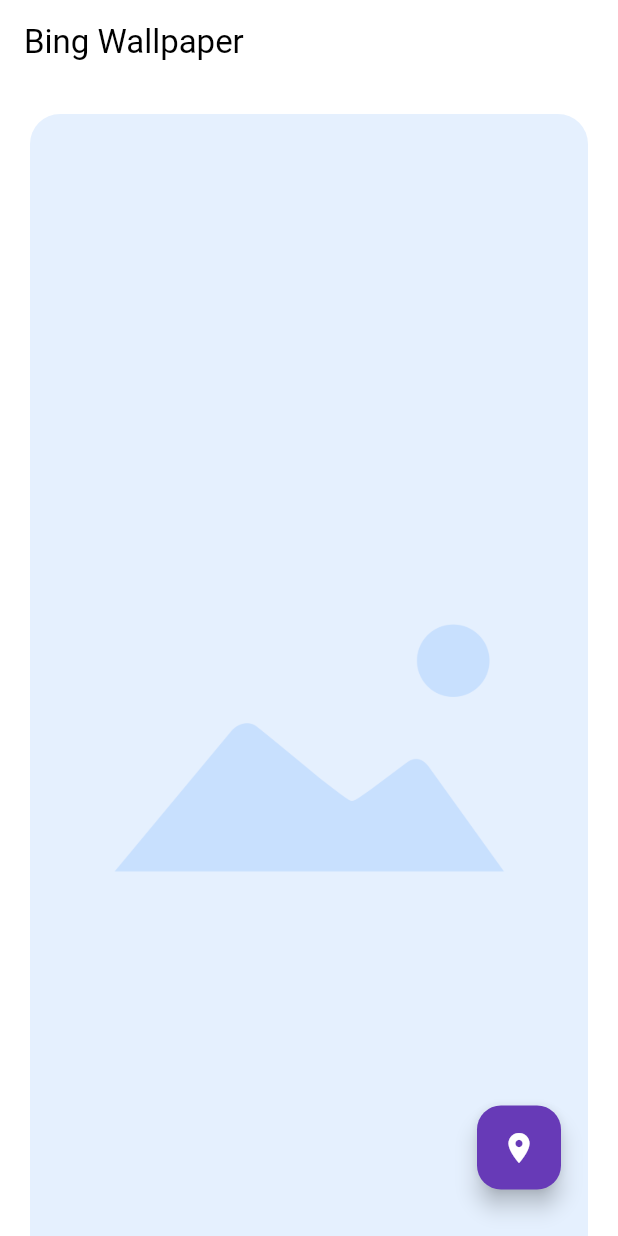
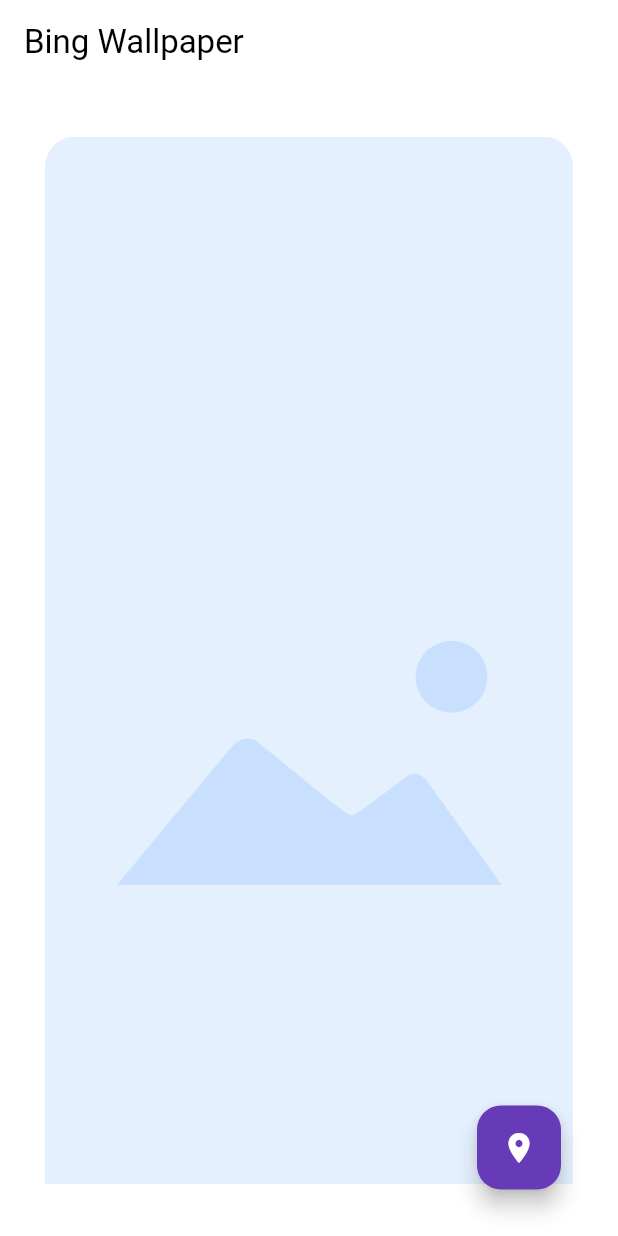
Before and after one commit to starfreck/Bing-Wallpaper-App, a Flutter app: the screen it shows after launch, on a phone screen of 412 x 824 dp. Run offline on Flutter 3.47's test engine with Material 3 defaults, Android fonts, the phone set to English and light mode, and no system bars; drawn by our look-alikes of dynamic_color, flutter_card_swiper; our stand-ins replace cached_network_image, flutter_styled_toast, permission_handler; missing offline and left inert: flutter_wallpaper_manager, internet_file, wallman; network calls fail.

Commit message:
Add Android  support & Introduce card swipes

```diff
--- a/lib/pages/home_page.dart
+++ b/lib/pages/home_page.dart
@@ -2,8 +2,8 @@ import 'package:bing_wallpaper_app/helpers/image_helper.dart';
 import 'package:bing_wallpaper_app/helpers/toast_helper.dart';
 import 'package:bing_wallpaper_app/services/bing_wallpaper.dart';
 import 'package:bing_wallpaper_app/widgets/bing_card_widget.dart';
-
 import 'package:flutter/material.dart';
+import 'package:flutter_card_swiper/flutter_card_swiper.dart';
 
 import '../models/photo.dart';
 
@@ -19,41 +19,57 @@ class HomePage extends StatefulWidget {
 class _HomePageState extends State<HomePage> {
   late bool _isLoading;
   late bool isError;
-  late String imageTitle;
-  late String imageUrl;
-  late List<Photo> photos;
+  late List<Photo> photos = [
+    const Photo(title: "Loading...", url: "", date: "", location: ""),
+  ];
+  int currentIndex = 0;
 
   @override
   void initState() {
     _isLoading = true;
     isError = false;
-
-    imageUrl = "";
-    imageTitle = "Loading...";
-
-    photos = <Photo>[];
-
     _loadImages();
-
     super.initState();
   }
 
   @override
   Widget build(BuildContext context) {
+    print("photos.length: ${photos.length}");
+    print("photos.title: ${photos[0].title}");
+
     return Scaffold(
       appBar: AppBar(
         title: Text(widget.title),
       ),
-      body: SingleChildScrollView(
-        padding: const EdgeInsets.all(10.0),
-        child: Center(
-          child: BingCardWidget(
-            title: imageTitle,
-            url: imageUrl,
-            isError: isError,
-          ),
-        ),
+      body: Flexible(
+        child: CardSwiper(
+            onEnd: () {},
+            onSwipe: (previousIndex, currentIndex, direction) {
+              if (direction == CardSwiperDirection.right ||
+                  previousIndex == photos.length - 1) {
+                return false;
+              }
+              setState(() {
+                this.currentIndex = currentIndex!;
+              });
+              return true;
+            },
+            isLoop: false,
+            cardsCount: photos.length,
+            numberOfCardsDisplayed: 1,
+            maxAngle: 20,
+            allowedSwipeDirection: const AllowedSwipeDirection.only(
+                left: true, right: true, down: true),
+            cardBuilder:
+                (context, index, percentThresholdX, percentThresholdY) {
+              return BingCardWidget(
+                title: photos[index].title,
+                url: photos[index].url,
+                isError: isError,
+              );
+            }),
       ),
+      // ),
 
       floatingActionButton: Column(
         mainAxisAlignment: MainAxisAlignment.end,
@@ -97,7 +113,6 @@ class _HomePageState extends State<HomePage> {
   void _setLocation() {}
 
   void _loadImages() async {
-    // Photo pic = await getImage(locationCode: 'jp');
     final dateTime = DateTime.now();
     List<Photo> wallpapers = await BingWallpaper(
       bingStore: "",
@@ -110,27 +125,26 @@ class _HomePageState extends State<HomePage> {
     setState(() {
       _isLoading = false;
 
-      isError = false;
-
       if (isError) {
         isError = true;
-        imageTitle = "Something went wrong !";
-        imageUrl = "";
+        photos = [
+          const Photo(
+              title: "Something went wrong !", url: "", date: "", location: "")
+        ];
       } else {
+        isError = false;
         photos = wallpapers;
-        imageTitle = wallpapers.first.title;
-        imageUrl = wallpapers.first.url;
       }
     });
   }
 
   void _setAsWallpaper() async {
-    setAsWallpaper(imageUrl);
+    await PhotoHelper.setAsWallpaper(photos[currentIndex].url);
     _showToast("Wallpaper set successfully...");
   }
 
   void _downloadImage() async {
-    String message = await downloadImage(imageUrl);
+    String message = await PhotoHelper.downloadImage(photos[currentIndex].url);
     _showToast(message);
   }
 
--- a/lib/widgets/bing_card_widget.dart
+++ b/lib/widgets/bing_card_widget.dart
@@ -22,6 +22,7 @@ class BingCardWidget extends StatelessWidget {
         borderRadius: BorderRadius.circular(20.0),
       ),
       padding: const EdgeInsets.all(10.0),
+      child: SingleChildScrollView(
         child: Column(
           children: [
             if (!isError)
@@ -30,8 +31,9 @@ class BingCardWidget extends StatelessWidget {
                 child: url.isNotEmpty
                     ? CachedNetworkImage(
                         imageUrl: url,
-                      fit: BoxFit.fitHeight,
-                      height: 845,
+                        fit: BoxFit.cover,
+                        height: 835,
+                        width: double.infinity,
                         placeholder: (context, url) =>
                             const Center(child: CircularProgressIndicator()),
                         errorWidget: (context, url, error) =>
@@ -39,8 +41,9 @@ class BingCardWidget extends StatelessWidget {
                       )
                     : Image.asset(
                         'assets/images/default_image.png',
-                      fit: BoxFit.fitHeight,
-                      height: 845,
+                        fit: BoxFit.cover,
+                        height: 835,
+                        width: double.infinity,
                       ),
               ),
             if (isError)
@@ -51,8 +54,9 @@ class BingCardWidget extends StatelessWidget {
                       Colors.red.withOpacity(0.7), BlendMode.color),
                   child: Image.asset(
                     'assets/images/default_image.png',
-                  fit: BoxFit.fitHeight,
-                  height: 845,
+                    fit: BoxFit.cover,
+                    height: 835,
+                    width: double.infinity,
                   ),
                 ),
               ),
@@ -65,13 +69,14 @@ class BingCardWidget extends StatelessWidget {
             ),
           ],
         ),
+      ),
     );
   }
 
   Widget imageLoader(context, child, loadingProgress) {
     if (loadingProgress == null) return child;
     return const SizedBox(
-      height: 845,
+      height: 835,
       width: double.infinity,
       child: Center(
         child: CircularProgressIndicator(
```
Also changed, not shown: lib/helpers/image_helper.dart (+68 -69 lines), pubspec.yaml (+11 -4 lines), pubspec.lock, 14 other files. Lines whose indentation alone changed are shown as unchanged.
